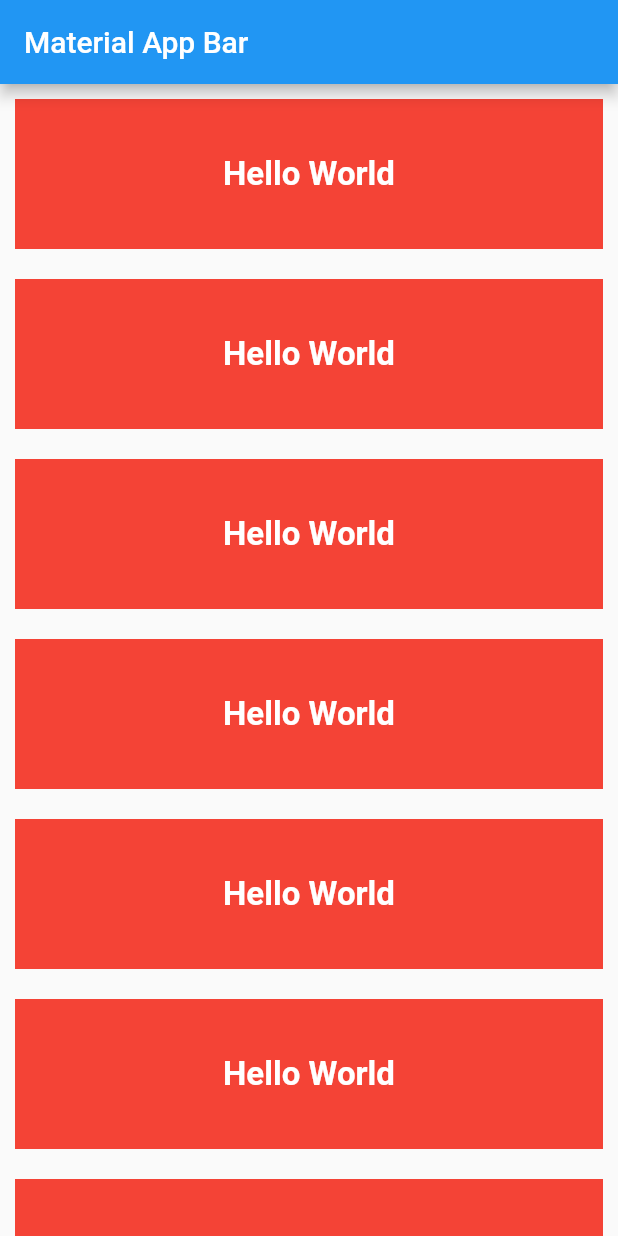
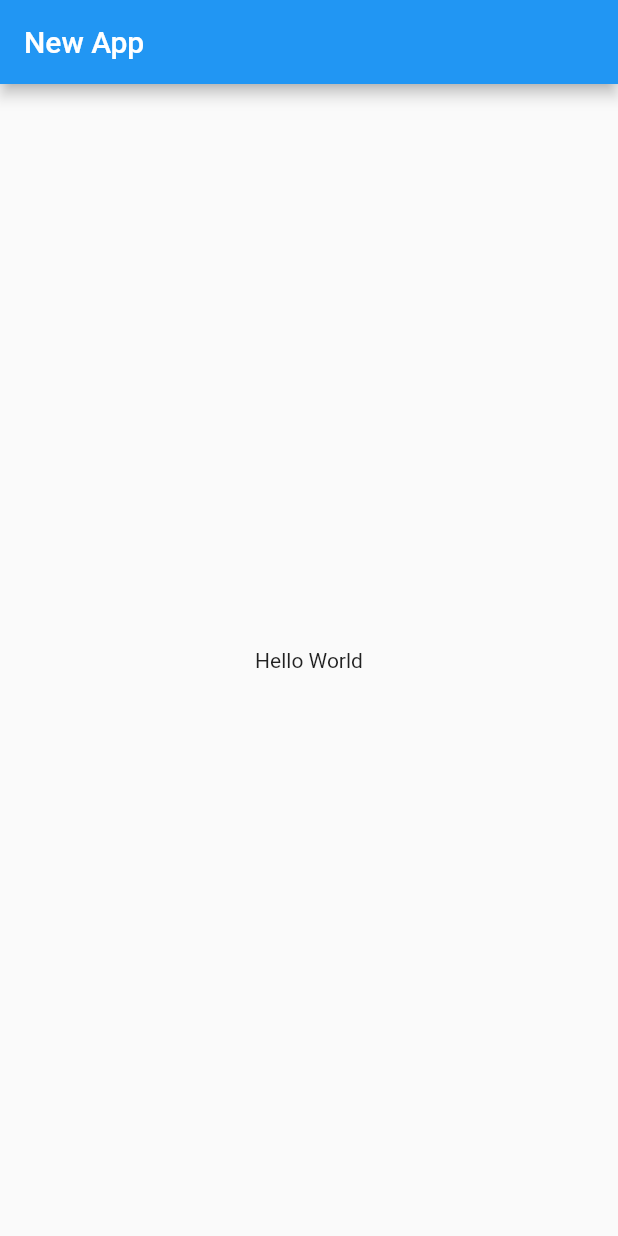
Before and after one commit to nasimmdemon/ydit-store-flutter, a Flutter app: the screen it shows after launch, on a phone screen of 412 x 824 dp. Run offline on Flutter 3.47's test engine with Material 2 defaults, Android fonts, the phone set to English and light mode, and no system bars.

Commit message:
A fresh App

```diff
--- a/lib/main.dart
+++ b/lib/main.dart
@@ -6,134 +6,17 @@ class MyApp extends StatelessWidget {
   @override
   Widget build(BuildContext context) {
     return MaterialApp(
-      title: 'Hridoy Rumi App',
+      title: 'Material App',
       home: Scaffold(
-          appBar: AppBar(
-            title: Text('Material App Bar'),
+        appBar: AppBar(
+          title: Text('New App'),
+        ),
+        body: Center(
+          child: Container(
+            child: Text('Hello World'),
           ),
-          body: ListView(
-            children: [
-              Padding(
-                padding: const EdgeInsets.all(10.0),
-                child: Container(
-                  height: 100,
-                  width: double.infinity,
-                  color: Colors.red,
-                  child: Center(
-                    child: Text(
-                      "Hello World",
-                      style: TextStyle(
-                          color: Colors.white,
-                          fontSize: 22,
-                          fontWeight: FontWeight.bold),
-                    ),
-                  ),
-                ),
-              ),
-              Padding(
-                padding: const EdgeInsets.all(10.0),
-                child: Container(
-                  height: 100,
-                  width: double.infinity,
-                  color: Colors.red,
-                  child: Center(
-                    child: Text(
-                      "Hello World",
-                      style: TextStyle(
-                          color: Colors.white,
-                          fontSize: 22,
-                          fontWeight: FontWeight.bold),
-                    ),
-                  ),
-                ),
-              ),
-              Padding(
-                padding: const EdgeInsets.all(10.0),
-                child: Container(
-                  height: 100,
-                  width: double.infinity,
-                  color: Colors.red,
-                  child: Center(
-                    child: Text(
-                      "Hello World",
-                      style: TextStyle(
-                          color: Colors.white,
-                          fontSize: 22,
-                          fontWeight: FontWeight.bold),
-                    ),
-                  ),
-                ),
-              ),
-              Padding(
-                padding: const EdgeInsets.all(10.0),
-                child: Container(
-                  height: 100,
-                  width: double.infinity,
-                  color: Colors.red,
-                  child: Center(
-                    child: Text(
-                      "Hello World",
-                      style: TextStyle(
-                          color: Colors.white,
-                          fontSize: 22,
-                          fontWeight: FontWeight.bold),
-                    ),
-                  ),
-                ),
-              ),
-              Padding(
-                padding: const EdgeInsets.all(10.0),
-                child: Container(
-                  height: 100,
-                  width: double.infinity,
-                  color: Colors.red,
-                  child: Center(
-                    child: Text(
-                      "Hello World",
-                      style: TextStyle(
-                          color: Colors.white,
-                          fontSize: 22,
-                          fontWeight: FontWeight.bold),
-                    ),
-                  ),
-                ),
-              ),
-              Padding(
-                padding: const EdgeInsets.all(10.0),
-                child: Container(
-                  height: 100,
-                  width: double.infinity,
-                  color: Colors.red,
-                  child: Center(
-                    child: Text(
-                      "Hello World",
-                      style: TextStyle(
-                          color: Colors.white,
-                          fontSize: 22,
-                          fontWeight: FontWeight.bold),
-                    ),
-                  ),
-                ),
-              ),
-              Padding(
-                padding: const EdgeInsets.all(10.0),
-                child: Container(
-                  height: 100,
-                  width: double.infinity,
-                  color: Colors.red,
-                  child: Center(
-                    child: Text(
-                      "Hello World",
-                      style: TextStyle(
-                          color: Colors.white,
-                          fontSize: 22,
-                          fontWeight: FontWeight.bold),
-                    ),
-                  ),
-                ),
-              ),
-            ],
-          )),
+        ),
+      ),
     );
   }
 }
```
